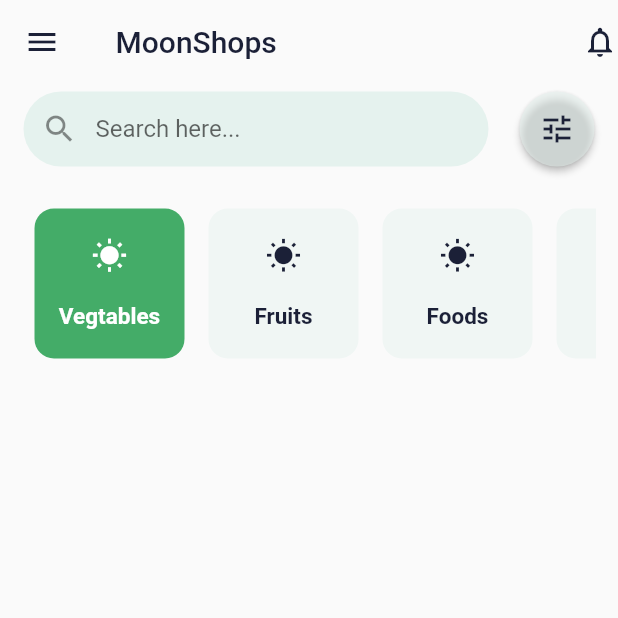
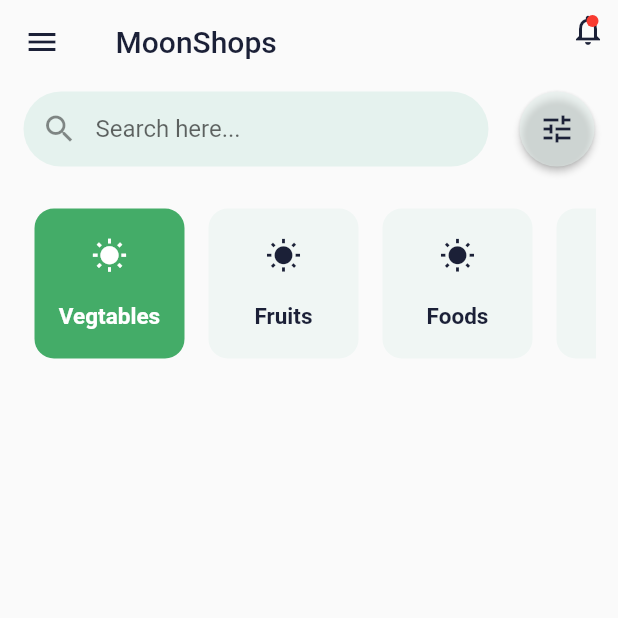
Before and after one commit to amiralitaheri/vegetables_app_training_ui, a Flutter app: the screen it shows after launch, on a phone screen of 412 x 824 dp, the top half of it. Run offline on Flutter 3.47's test engine with Material 2 defaults, Android fonts, the phone set to English and light mode, and no system bars; our stand-ins replace bloc, flutter_bloc.

Commit message:
notification dot

```diff
--- a/lib/components/notification_icon.dart
+++ b/lib/components/notification_icon.dart
@@ -3,5 +3,27 @@ import 'package:vegetables_app_training_ui/utils/colors.dart';
 
 class NotificationIcon extends StatelessWidget {
   @override
-  Widget build(BuildContext context) => Icon(Icons.notifications_none, color: black,);
+  Widget build(BuildContext context) => Padding(
+        padding: const EdgeInsets.all(8),
+        child: Stack(children: [
+          Icon(
+            Icons.notifications_none,
+            color: black,
+          ),
+          Positioned(
+            top: 2,
+            right: 5,
+            child: SizedBox(
+              height: 8,
+              width: 8,
+              child: Container(
+                decoration: BoxDecoration(
+                  borderRadius: BorderRadius.all(Radius.circular(4)),
+                  color: red,
+                ),
+              ),
+            ),
+          )
+        ]),
+      );
 }
```
